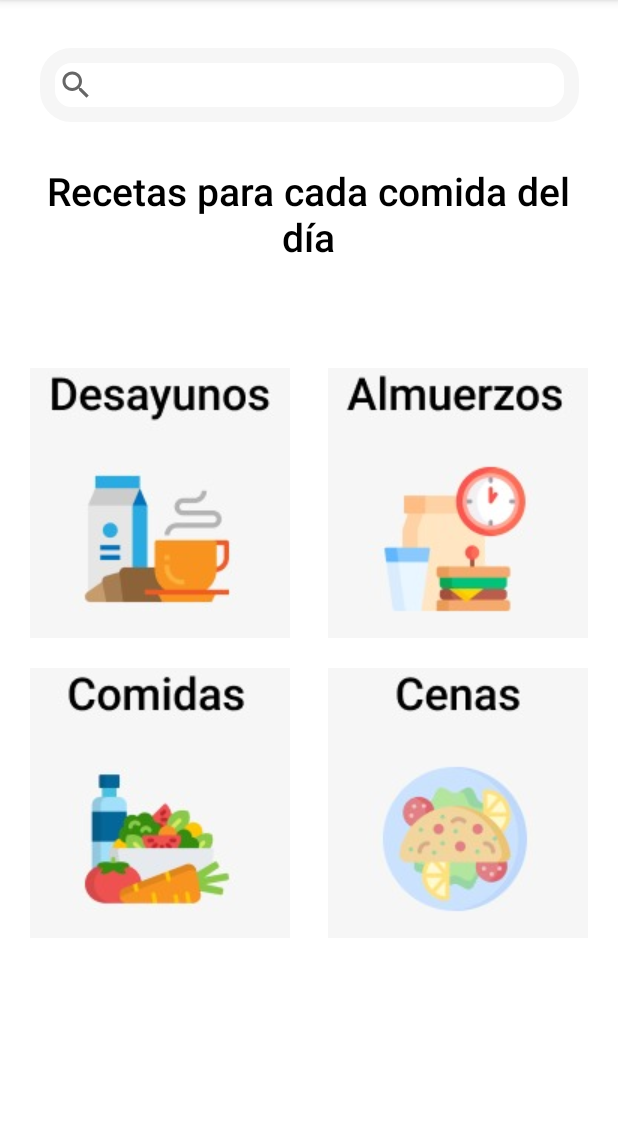
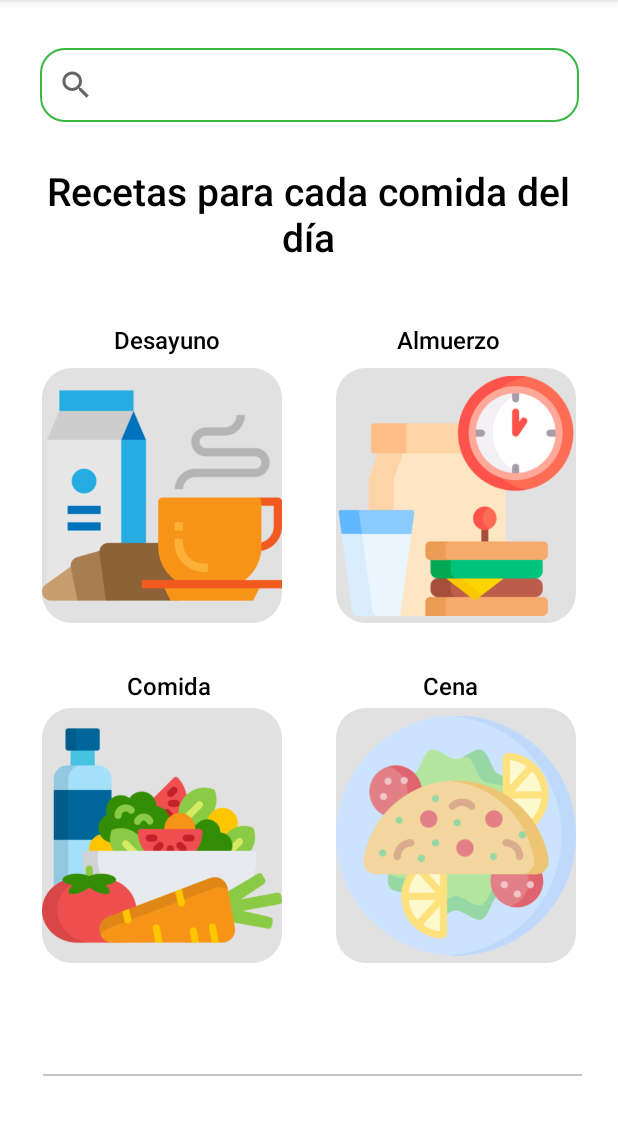
Before and after one commit to Ivan-Urenda/Nutrity, an Android app: the fragment RecetasFragment shown on its own in the app's theme, on a phone screen of 412 x 824 dp, the part 84-1219 px from its top. Run offline under Robolectric (Android 15) with nearby library versions, the phone set to English and light mode, and no system bars.

Commit message:
Imagenes de Recetas arregladas

```diff
--- /dev/null
+++ b/app/src/main/res/drawable/btnimg.xml
@@ -0,0 +1,10 @@
+<?xml version="1.0" encoding="utf-8"?>
+<shape xmlns:android="http://schemas.android.com/apk/res/android">
+
+    <corners
+        android:radius="20dp"/>
+
+    <solid
+        android:color="#E1E1E1"/>
+
+</shape>
--- a/app/src/main/res/drawable/searchview_background.xml
+++ b/app/src/main/res/drawable/searchview_background.xml
@@ -6,8 +6,8 @@
         android:radius="16dp"/>
 
     <stroke
-        android:color="#F6F6F6"
-        android:width="10dp"/>
+        android:color="#38B745"
+        android:width="1dp"/>
 
 
 
--- a/app/src/main/res/layout/fragment_recetas.xml
+++ b/app/src/main/res/layout/fragment_recetas.xml
@@ -22,7 +22,7 @@
         android:layout_height="68dp"
         android:layout_marginTop="28dp"
         android:fontFamily="sans-serif-medium"
-        android:text="Recetas para cada comida del día"
+        android:text="@string/tituloConfig"
         android:textAlignment="center"
         android:textColor="@color/black"
         android:textSize="26sp"
@@ -33,21 +33,77 @@
 
     <ImageButton
         android:id="@+id/CenasBtn"
-        android:layout_width="173dp"
-        android:layout_height="180dp"
-        android:layout_marginEnd="20dp"
+        android:layout_width="160dp"
+        android:layout_height="170dp"
+        android:layout_marginEnd="28dp"
+        android:background="@drawable/btnimg"
+        android:scaleType="fitCenter"
         android:src="@drawable/cena"
         app:layout_constraintBottom_toBottomOf="parent"
         app:layout_constraintEnd_toEndOf="parent"
         app:layout_constraintTop_toBottomOf="@+id/almuerzosBtn"
-        app:layout_constraintVertical_bias="0.123" />
+        app:layout_constraintVertical_bias="0.31" />
+
+    <TextView
+        android:id="@+id/textView48"
+        android:layout_width="wrap_content"
+        android:layout_height="wrap_content"
+        android:layout_marginBottom="4dp"
+        android:fontFamily="sans-serif-medium"
+        android:text="@string/cena"
+        android:textColor="@color/black"
+        android:textSize="16sp"
+        app:layout_constraintBottom_toTopOf="@+id/CenasBtn"
+        app:layout_constraintEnd_toEndOf="parent"
+        app:layout_constraintHorizontal_bias="0.751"
+        app:layout_constraintStart_toStartOf="parent" />
+
+    <TextView
+        android:id="@+id/textView47"
+        android:layout_width="wrap_content"
+        android:layout_height="wrap_content"
+        android:layout_marginBottom="4dp"
+        android:fontFamily="sans-serif-medium"
+        android:text="@string/comida"
+        android:textColor="@color/black"
+        android:textSize="16sp"
+        app:layout_constraintBottom_toTopOf="@+id/comidasBtn"
+        app:layout_constraintEnd_toEndOf="parent"
+        app:layout_constraintHorizontal_bias="0.238"
+        app:layout_constraintStart_toStartOf="parent" />
+
+    <ImageButton
+        android:id="@+id/comidasBtn"
+        android:layout_width="160dp"
+        android:layout_height="170dp"
+        android:layout_marginStart="28dp"
+        android:background="@drawable/btnimg"
+        android:scaleType="fitCenter"
+        android:src="@drawable/comida"
+        app:layout_constraintBottom_toBottomOf="parent"
+        app:layout_constraintStart_toStartOf="parent"
+        app:layout_constraintTop_toBottomOf="@+id/desayunosBtn"
+        app:layout_constraintVertical_bias="0.31" />
+
+    <View
+        android:id="@+id/view"
+        android:layout_width="359dp"
+        android:layout_height="1dp"
+        android:layout_marginTop="716dp"
+        android:background="#C4C4C4"
+        app:layout_constraintEnd_toEndOf="parent"
+        app:layout_constraintHorizontal_bias="0.538"
+        app:layout_constraintStart_toStartOf="parent"
+        app:layout_constraintTop_toTopOf="parent" />
 
     <ImageButton
         android:id="@+id/almuerzosBtn"
-        android:layout_width="173dp"
-        android:layout_height="180dp"
+        android:layout_width="160dp"
+        android:layout_height="170dp"
         android:layout_marginTop="68dp"
-        android:layout_marginEnd="20dp"
+        android:layout_marginEnd="28dp"
+        android:background="@drawable/btnimg"
+        android:scaleType="fitCenter"
         android:src="@drawable/almuerzo"
         app:layout_constraintBottom_toBottomOf="parent"
         app:layout_constraintEnd_toEndOf="parent"
@@ -56,25 +112,44 @@
 
     <ImageButton
         android:id="@+id/desayunosBtn"
-        android:layout_width="173dp"
-        android:layout_height="180dp"
-        android:layout_marginStart="20dp"
+        android:layout_width="160dp"
+        android:layout_height="170dp"
+        android:layout_marginStart="28dp"
         android:layout_marginTop="68dp"
+        android:background="@drawable/btnimg"
+        android:scaleType="fitCenter"
         android:src="@drawable/desayuno"
         app:layout_constraintBottom_toBottomOf="parent"
         app:layout_constraintStart_toStartOf="parent"
         app:layout_constraintTop_toBottomOf="@+id/Titulo"
         app:layout_constraintVertical_bias="0.0" />
 
-    <ImageButton
-        android:id="@+id/comidasBtn"
-        android:layout_width="173dp"
-        android:layout_height="180dp"
-        android:layout_marginStart="20dp"
-        android:src="@drawable/comida"
-        app:layout_constraintBottom_toBottomOf="parent"
-        app:layout_constraintStart_toStartOf="parent"
-        app:layout_constraintTop_toBottomOf="@+id/desayunosBtn"
-        app:layout_constraintVertical_bias="0.123" />
+    <TextView
+        android:id="@+id/textView37"
+        android:layout_width="wrap_content"
+        android:layout_height="wrap_content"
+        android:layout_marginBottom="8dp"
+        android:fontFamily="sans-serif-medium"
+        android:text="@string/desayuno"
+        android:textColor="@color/black"
+        android:textSize="16sp"
+        app:layout_constraintBottom_toTopOf="@+id/desayunosBtn"
+        app:layout_constraintEnd_toEndOf="parent"
+        app:layout_constraintHorizontal_bias="0.223"
+        app:layout_constraintStart_toStartOf="parent" />
+
+    <TextView
+        android:id="@+id/textView46"
+        android:layout_width="wrap_content"
+        android:layout_height="wrap_content"
+        android:layout_marginBottom="8dp"
+        android:fontFamily="sans-serif-medium"
+        android:text="@string/almuerzo"
+        android:textColor="@color/black"
+        android:textSize="16sp"
+        app:layout_constraintBottom_toTopOf="@+id/almuerzosBtn"
+        app:layout_constraintEnd_toEndOf="parent"
+        app:layout_constraintHorizontal_bias="0.771"
+        app:layout_constraintStart_toStartOf="parent" />
 
 </androidx.constraintlayout.widget.ConstraintLayout>
--- a/app/src/main/res/values/strings.xml
+++ b/app/src/main/res/values/strings.xml
@@ -23,4 +23,12 @@
     <string name="invalid_username">Not a valid username</string>
     <string name="invalid_password">Password must be >5 characters</string>
     <string name="login_failed">"Login failed"</string>
+
+    //Recetas
+    <string name="tituloConfig">Recetas para cada comida del día</string>
+    <string name="desayuno">Desayuno</string>
+    <string name="almuerzo">Almuerzo</string>
+    <string name="comida">Comida</string>
+    <string name="cena">Cena</string>
+
 </resources>
```
Also changed, not shown: app/src/main/res/drawable/almuerzo.jpeg (deleted), app/src/main/res/drawable/almuerzo.png (added), app/src/main/res/drawable/cena.jpeg (deleted), app/src/main/res/drawable/cena.png (added), app/src/main/res/drawable/comida.jpeg (deleted), app/src/main/res/drawable/comida.png (added), app/src/main/res/drawable/desayuno.jpeg (deleted), app/src/main/res/drawable/desayuno.png (added).
